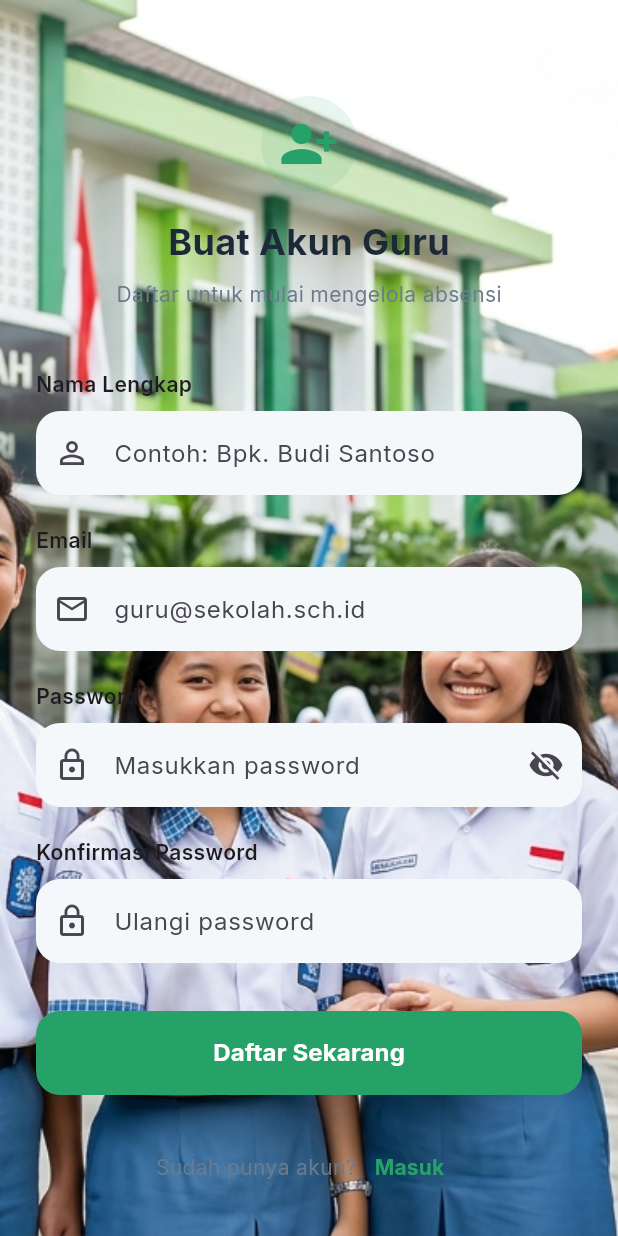
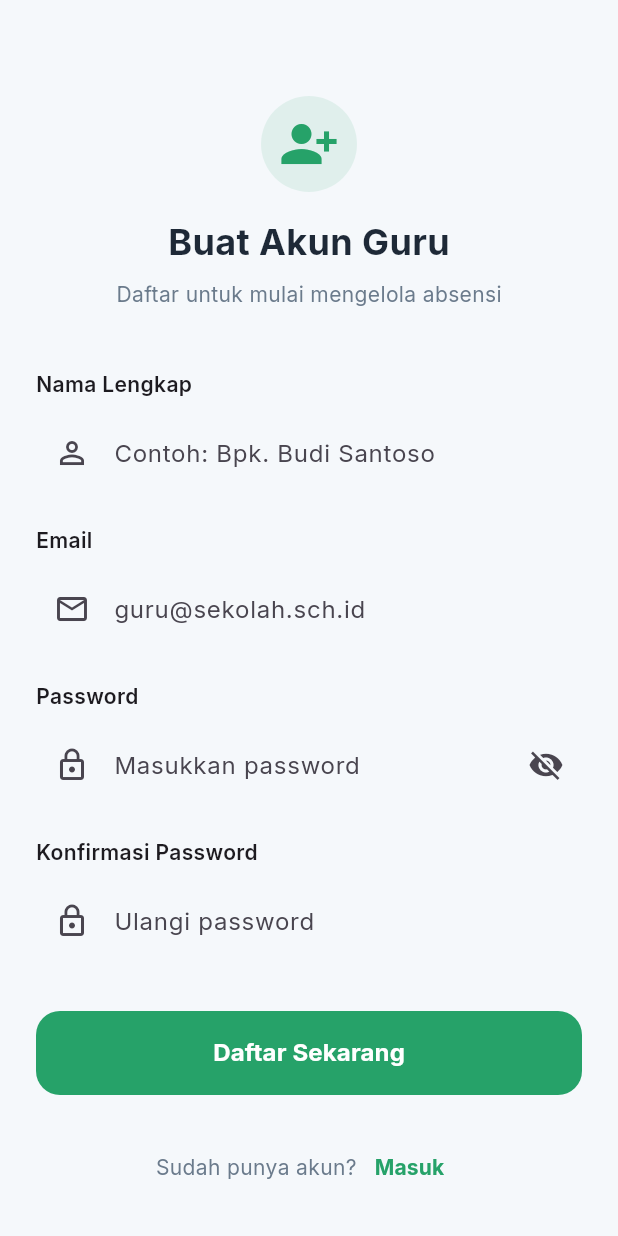
Before and after one commit to fauzirettob/FINAL_PROJEK_FW, a Flutter app: the screen it shows after launch, after a tap on "Daftar Guru", on a phone screen of 412 x 824 dp. Run offline on Flutter 3.47's test engine with Material 3 defaults, Android fonts, the phone set to English and light mode, and no system bars; our stand-ins replace cloud_firestore, firebase_auth, firebase_core, firebase_storage, fl_chart, flutter_svg and 5 more; missing offline and left inert: workmanager; accounts and stored records are empty.

Commit message:
Update app branding & cleanup

```diff
--- a/lib/screens/auth/daftar_keluhan_screen.dart
+++ b/lib/screens/auth/daftar_keluhan_screen.dart
@@ -6,7 +6,6 @@ import '../../models/keluhan.dart';
 import '../../providers/keluhan_provider.dart';
 import '../../services/firestore_service.dart';
 import '../../theme/app_theme.dart';
-import '../../widgets/bg_widget.dart';
 
 class DaftarKeluhanScreen extends StatefulWidget {
   const DaftarKeluhanScreen({super.key});
@@ -413,8 +412,7 @@ class _DaftarKeluhanScreenState extends State<DaftarKeluhanScreen> {
           ],
         ),
       ),
-      body: BgWidget(
-        child: Column(
+      body: Column(
         children: [
           // Filter status
           Padding(
@@ -512,7 +510,6 @@ class _DaftarKeluhanScreenState extends State<DaftarKeluhanScreen> {
             ),
           ),
         ],
-      ),
       ),
     );
   }
--- a/lib/screens/auth/history_screen.dart
+++ b/lib/screens/auth/history_screen.dart
@@ -1,7 +1,6 @@
 import 'package:flutter/material.dart';
 import 'package:intl/intl.dart';
 import '../../theme/app_theme.dart';
-import '../../widgets/bg_widget.dart';
 import '../../services/firestore_service.dart';
 import '../../models/absensi.dart';
 
@@ -141,8 +140,7 @@ class _HistoryScreenState extends State<HistoryScreen> {
             ),
         ],
       ),
-      body: BgWidget(
-        child: Column(
+      body: Column(
         children: [
           // Filters
           Container(
@@ -289,7 +287,6 @@ class _HistoryScreenState extends State<HistoryScreen> {
             ),
           ),
         ],
-      ),
       ),
     );
   }
--- a/lib/screens/auth/home_screen.dart
+++ b/lib/screens/auth/home_screen.dart
@@ -1,7 +1,6 @@
 import 'package:flutter/material.dart';
 import 'package:provider/provider.dart';
 import '../../theme/app_theme.dart';
-import '../../widgets/bg_widget.dart';
 import '../../services/firestore_service.dart';
 import '../../models/absensi.dart';
 import '../../models/siswa.dart';
@@ -38,8 +37,7 @@ class _HomeScreenState extends State<HomeScreen> {
     final namaGuru = guru?.nama ?? 'Guru';
     final sapaan = _getGreeting();
 
-    return BgWidget(
-      child: SafeArea(
+    return SafeArea(
         child: SingleChildScrollView(
         padding: const EdgeInsets.all(20),
         child: Column(
@@ -494,7 +492,6 @@ class _HomeScreenState extends State<HomeScreen> {
             ),
           ],
         ),
-      ),
       ),
     );
   }
--- a/lib/screens/auth/login_screen.dart
+++ b/lib/screens/auth/login_screen.dart
@@ -2,7 +2,6 @@ import 'package:flutter/material.dart';
 import 'package:provider/provider.dart';
 import '../../providers/auth_provider.dart';
 import '../../theme/app_theme.dart';
-import '../../widgets/bg_widget.dart';
 import 'register_screen.dart';
 import 'main_shell.dart';
 
@@ -22,8 +21,7 @@ class _LoginScreenState extends State<LoginScreen> {
   @override
   Widget build(BuildContext context) {
     return Scaffold(
-      body: BgWidget(
-        child: Padding(
+      body: Padding(
         padding: const EdgeInsets.all(24.0),
         child: Column(
           mainAxisAlignment: MainAxisAlignment.center,
@@ -118,7 +116,6 @@ class _LoginScreenState extends State<LoginScreen> {
             ),
             // END KODE TAMBAHAN
           ],
-          ),
         ),
       ),
     );
--- a/lib/screens/auth/photo_gallery_screen.dart
+++ b/lib/screens/auth/photo_gallery_screen.dart
@@ -1,7 +1,6 @@
 import 'package:flutter/material.dart';
 import 'package:intl/intl.dart';
 import '../../theme/app_theme.dart';
-import '../../widgets/bg_widget.dart';
 import '../../models/absensi.dart';
 
 // --- Top-level constant maps for status colors & labels ---
@@ -50,9 +49,7 @@ class _PhotoGalleryScreenState extends State<PhotoGalleryScreen> {
       appBar: AppBar(
         title: Text('Galeri Foto (${_photos.length})'),
       ),
-      body: BgWidget(
-        child: _photos.isEmpty ? _buildEmptyState() : _buildGrid(),
-      ),
+      body: _photos.isEmpty ? _buildEmptyState() : _buildGrid(      ),
     );
   }
 
--- a/lib/screens/auth/profile_screen.dart
+++ b/lib/screens/auth/profile_screen.dart
@@ -4,7 +4,6 @@ import 'package:intl/intl.dart';
 
 import '../../providers/auth_provider.dart';
 import '../../theme/app_theme.dart';
-import '../../widgets/bg_widget.dart';
 import 'login_screen.dart';
 
 class ProfileScreen extends StatelessWidget {
@@ -15,8 +14,7 @@ class ProfileScreen extends StatelessWidget {
     final auth = context.watch<AuthProvider>();
     final guru = auth.guru;
 
-    return BgWidget(
-      child: SafeArea(
+    return SafeArea(
         child: SingleChildScrollView(
         padding: const EdgeInsets.all(20),
         child: Column(
@@ -174,7 +172,6 @@ class ProfileScreen extends StatelessWidget {
           ],
         ),
       ),
-      ),
     );
   }
 
--- a/lib/screens/auth/register_screen.dart
+++ b/lib/screens/auth/register_screen.dart
@@ -3,7 +3,6 @@ import 'package:provider/provider.dart';
 import 'package:google_fonts/google_fonts.dart';
 import '../../providers/auth_provider.dart';
 import '../../theme/app_theme.dart';
-import '../../widgets/bg_widget.dart';
 import '../../widgets/skeleton_loader.dart';
 
 class RegisterScreen extends StatefulWidget {
@@ -112,8 +111,7 @@ class _RegisterScreenState extends State<RegisterScreen> {
   Widget build(BuildContext context) {
     return Scaffold(
       backgroundColor: AppColors.background,
-      body: BgWidget(
-        child: SafeArea(
+      body: SafeArea(
         child: AnimatedSwitcher(
           duration: const Duration(milliseconds: 350),
           switchInCurve: Curves.easeOut,
@@ -131,7 +129,6 @@ class _RegisterScreenState extends State<RegisterScreen> {
                 )
               : _buildForm(),
         ),
-      ),
       ),
     );
   }
--- a/lib/screens/auth/reports_screen.dart
+++ b/lib/screens/auth/reports_screen.dart
@@ -5,7 +5,6 @@ import 'package:pdf/widgets.dart' as pw;
 import 'package:printing/printing.dart';
 import 'package:intl/intl.dart';
 import '../../theme/app_theme.dart';
-import '../../widgets/bg_widget.dart';
 import '../../services/firestore_service.dart';
 import '../../services/storage_service.dart';
 import '../../models/absensi.dart';
@@ -145,8 +144,7 @@ class _ReportsScreenState extends State<ReportsScreen> {
   Widget build(BuildContext context) {
     return Scaffold(
       appBar: AppBar(title: const Text("Laporan")),
-      body: BgWidget(
-        child: SingleChildScrollView(
+      body: SingleChildScrollView(
         padding: const EdgeInsets.all(20),
         child: Column(
           children: [
@@ -497,7 +495,6 @@ class _ReportsScreenState extends State<ReportsScreen> {
             ),
           ],
         ),
-      ),
       ),
     );
   }
--- a/lib/screens/auth/scan_screen.dart
+++ b/lib/screens/auth/scan_screen.dart
@@ -3,7 +3,6 @@ import 'package:flutter/material.dart';
 import 'package:image_picker/image_picker.dart';
 import 'package:provider/provider.dart';
 import '../../theme/app_theme.dart';
-import '../../widgets/bg_widget.dart';
 import '../../services/firestore_service.dart';
 import '../../services/storage_service.dart';
 import '../../services/whatsapp_service.dart';
@@ -327,8 +326,7 @@ class _ScanScreenState extends State<ScanScreen> {
   Widget build(BuildContext context) {
     return Scaffold(
       appBar: AppBar(title: const Text("Absensi Foto")),
-      body: BgWidget(
-        child: SingleChildScrollView(
+      body: SingleChildScrollView(
         padding: const EdgeInsets.all(20),
         child: Column(
           children: [
@@ -702,7 +700,6 @@ class _ScanScreenState extends State<ScanScreen> {
           ],
         ),
       ),
-      ),
     );
   }
 }
--- a/lib/screens/auth/splash_screen.dart
+++ b/lib/screens/auth/splash_screen.dart
@@ -98,13 +98,6 @@ class _SplashScreenState extends State<SplashScreen>
     return Scaffold(
       body: Stack(
         children: [
-          // Background image
-          Positioned.fill(
-            child: Image.asset(
-              'assets/images/bg.png',
-              fit: BoxFit.cover,
-            ),
-          ),
           // Gradient overlay
           Container(
             width: double.infinity,
--- a/lib/screens/auth/student_detail_screen.dart
+++ b/lib/screens/auth/student_detail_screen.dart
@@ -2,7 +2,6 @@ import 'package:flutter/material.dart';
 import 'package:intl/intl.dart';
 import 'package:fl_chart/fl_chart.dart';
 import '../../theme/app_theme.dart';
-import '../../widgets/bg_widget.dart';
 import '../../services/firestore_service.dart';
 import '../../models/siswa.dart';
 import '../../models/absensi.dart';
@@ -356,8 +355,7 @@ class _StudentDetailScreenState extends State<StudentDetailScreen> {
             ),
         ],
       ),
-      body: BgWidget(
-        child: StreamBuilder<List<Absensi>>(
+      body: StreamBuilder<List<Absensi>>(
           stream: _fs.getAbsensiBySiswaId(_siswa.id),
           builder: (context, snapshot) {
             if (snapshot.hasError) {
@@ -390,7 +388,6 @@ class _StudentDetailScreenState extends State<StudentDetailScreen> {
             return _buildContent(absensiList);
           },
         ),
-      ),
     );
   }
 
--- a/lib/screens/auth/students_screen.dart
+++ b/lib/screens/auth/students_screen.dart
@@ -8,7 +8,6 @@ import '../../providers/auth_provider.dart';
 import '../../services/firestore_service.dart';
 import '../../services/whatsapp_service.dart';
 import '../../theme/app_theme.dart';
-import '../../widgets/bg_widget.dart';
 import 'student_detail_screen.dart';
 
 class StudentsScreen extends StatefulWidget {
@@ -802,8 +801,7 @@ class _StudentsScreenState extends State<StudentsScreen> {
           ),
         ],
       ),
-      body: BgWidget(
-        child: Column(
+      body: Column(
         children: [
           Padding(
             padding: const EdgeInsets.all(16.0),
@@ -1006,7 +1004,6 @@ class _StudentsScreenState extends State<StudentsScreen> {
           ),
         ],
       ),
-      ),
       floatingActionButton: FloatingActionButton.extended(
         onPressed: _showTambahSiswaDialog,
         label: const Text('Tambah Siswa'),
--- a/lib/screens/auth/teguran_screen.dart
+++ b/lib/screens/auth/teguran_screen.dart
@@ -8,7 +8,6 @@ import '../../providers/auth_provider.dart';
 import '../../services/firestore_service.dart';
 import '../../services/whatsapp_service.dart';
 import '../../theme/app_theme.dart';
-import '../../widgets/bg_widget.dart';
 
 class TeguranScreen extends StatefulWidget {
   const TeguranScreen({super.key});
@@ -350,8 +349,7 @@ class _TeguranScreenState extends State<TeguranScreen> {
           ),
         ],
       ),
-      body: BgWidget(
-        child: guruId == null
+      body: guruId == null
           ? const Center(child: Text('Silakan login terlebih dahulu'))
           : StreamBuilder<List<Teguran>>(
               stream: _fs.getTeguranByGuruId(guruId),
@@ -483,7 +481,6 @@ class _TeguranScreenState extends State<TeguranScreen> {
                 );
               },
             ),
-      ),
       floatingActionButton: FloatingActionButton.extended(
         onPressed: _showBuatTeguranDialog,
         label: const Text('Buat Teguran'),
--- a/lib/screens/parent/parent_keluhan_screen.dart
+++ b/lib/screens/parent/parent_keluhan_screen.dart
@@ -5,7 +5,6 @@ import '../../models/keluhan.dart';
 import '../../models/siswa.dart';
 import '../../services/firestore_service.dart';
 import '../../theme/app_theme.dart';
-import '../../widgets/bg_widget.dart';
 import 'parent_login_screen.dart';
 
 class ParentKeluhanScreen extends StatefulWidget {
@@ -112,8 +111,7 @@ class _ParentKeluhanScreenState extends State<ParentKeluhanScreen> {
           ),
         ],
       ),
-      body: BgWidget(
-        child: SingleChildScrollView(
+      body: SingleChildScrollView(
         padding: const EdgeInsets.all(20),
         child: Column(
           crossAxisAlignment: CrossAxisAlignment.start,
@@ -344,7 +342,6 @@ class _ParentKeluhanScreenState extends State<ParentKeluhanScreen> {
           ],
         ),
       ),
-      ),
     );
   }
 
--- a/lib/screens/parent/parent_login_screen.dart
+++ b/lib/screens/parent/parent_login_screen.dart
@@ -3,7 +3,6 @@ import 'package:shared_preferences/shared_preferences.dart';
 
 import '../../services/firestore_service.dart';
 import '../../theme/app_theme.dart';
-import '../../widgets/bg_widget.dart';
 import 'parent_keluhan_screen.dart';
 
 class ParentLoginScreen extends StatefulWidget {
@@ -114,8 +113,7 @@ class _ParentLoginScreenState extends State<ParentLoginScreen> {
   Widget build(BuildContext context) {
     return Scaffold(
       backgroundColor: AppColors.background,
-      body: BgWidget(
-        child: SafeArea(
+      body: SafeArea(
         child: Center(
           child: SingleChildScrollView(
             padding: const EdgeInsets.all(24),
@@ -300,7 +298,6 @@ class _ParentLoginScreenState extends State<ParentLoginScreen> {
           ),
         ),
       ),
-      ),
     );
   }
 }
--- a/lib/services/whatsapp_service.dart
+++ b/lib/services/whatsapp_service.dart
@@ -46,7 +46,7 @@ Tanggal: $tanggal
 Jam: $jam
 
 Terima kasih.
-Guru SMA Negeri 11 Ambon
+Guru SMA AS-SAMA AMBON
 ''';
 
     try {
@@ -99,7 +99,7 @@ Putra/i Anda *$namaSiswa* mendapatkan teguran dari sekolah:
 Mohon perhatian dan bimbingan untuk putra/Putri Anda.
 
 Terima kasih.
-- Guru SMA Negeri 11 Ambon
+- Guru SMA AS-SAMA AMBON
 ''';
 
     try {
@@ -158,7 +158,7 @@ Berikut rekap kehadiran putra/i Anda hari ini:
 📅 Tanggal: $tanggal
 
 Terima kasih.
-- Guru SMA Negeri 11 Ambon
+- Guru SMA AS-SAMA AMBON
 ''';
 
     try {
--- a/lib/widgets/bg_widget.dart
+++ /dev/null
@@ -1,35 +0,0 @@
-import 'package:flutter/material.dart';
-
-class BgWidget extends StatelessWidget {
-  final Widget child;
-
-  const BgWidget({super.key, required this.child});
-
-  @override
-  Widget build(BuildContext context) {
-    final isDark = Theme.of(context).brightness == Brightness.dark;
-
-    return Container(
-      color: isDark ? const Color(0xFF1A1A2E) : null,
-      decoration: BoxDecoration(
-        image: const DecorationImage(
-          image: AssetImage('assets/images/bg.png'),
-          fit: BoxFit.cover,
-        ),
-      ),
-      child: isDark
-          ? Stack(
-              children: [
-                // Dark overlay for dark mode
-                Positioned.fill(
-                  child: Container(
-                    color: Colors.black.withValues(alpha: 0.55),
-                  ),
-                ),
-                child,
-              ],
-            )
-          : child,
-    );
-  }
-}
```
Also changed, not shown: assets/images/bg.png (deleted), assets/images/bg_opt.png (deleted), 1 other file.
